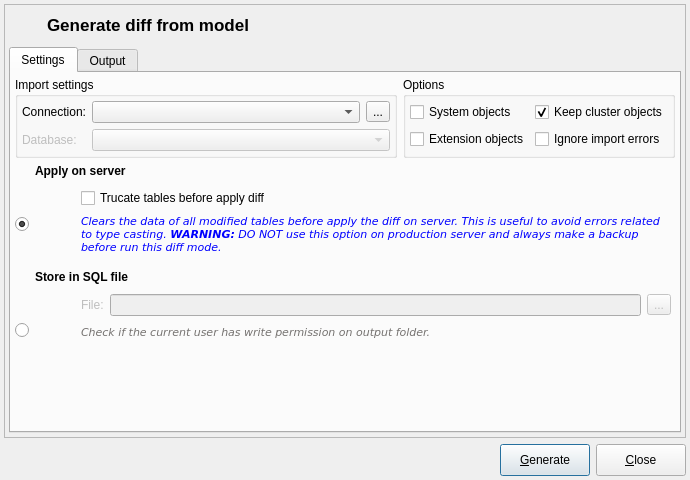
Qt form libpgmodeler_ui/ui/modeldatabasediffform.ui (pgmodeler/pgmodeler) before a commit.
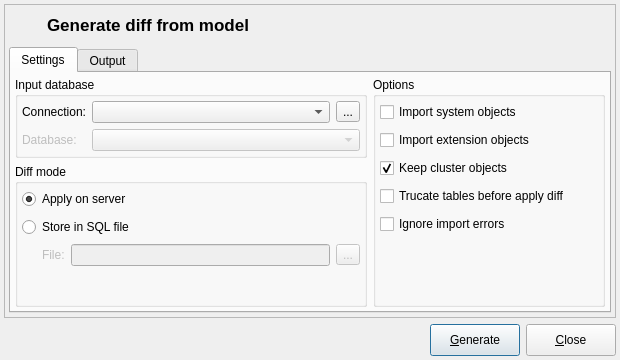
The same form after that commit. Icons and pictures are not drawn.

Commit message: Changed the layout of modeldatabasediffform.ui and added hint text widgets.

```diff
--- a/libpgmodeler_ui/ui/modeldatabasediffform.ui
+++ b/libpgmodeler_ui/ui/modeldatabasediffform.ui
@@ -9,20 +9,20 @@
    <rect>
     <x>0</x>
     <y>0</y>
-    <width>690</width>
-    <height>480</height>
+    <width>620</width>
+    <height>360</height>
    </rect>
   </property>
   <property name="sizePolicy">
-   <sizepolicy hsizetype="Fixed" vsizetype="Fixed">
+   <sizepolicy hsizetype="Preferred" vsizetype="Preferred">
     <horstretch>0</horstretch>
     <verstretch>0</verstretch>
    </sizepolicy>
   </property>
   <property name="minimumSize">
    <size>
-    <width>690</width>
-    <height>480</height>
+    <width>620</width>
+    <height>360</height>
    </size>
   </property>
   <property name="maximumSize">
@@ -138,6 +138,12 @@
       </item>
       <item row="1" column="0">
        <widget class="QTabWidget" name="settings_tbw">
+        <property name="sizePolicy">
+         <sizepolicy hsizetype="Expanding" vsizetype="Expanding">
+          <horstretch>0</horstretch>
+          <verstretch>0</verstretch>
+         </sizepolicy>
+        </property>
         <property name="currentIndex">
          <number>0</number>
         </property>
@@ -145,7 +151,7 @@
          <attribute name="title">
           <string>Settings</string>
          </attribute>
-         <layout class="QGridLayout" name="gridLayout_8">
+         <layout class="QGridLayout" name="gridLayout_2">
           <property name="leftMargin">
            <number>4</number>
           </property>
@@ -158,402 +164,6 @@
           <property name="bottomMargin">
            <number>4</number>
           </property>
-          <item row="1" column="0" colspan="2">
-           <layout class="QGridLayout" name="gridLayout_4">
-            <item row="1" column="1">
-             <widget class="QWidget" name="apply_on_server_wgt" native="true">
-              <property name="enabled">
-               <bool>true</bool>
-              </property>
-              <layout class="QGridLayout" name="gridLayout_2">
-               <property name="leftMargin">
-                <number>4</number>
-               </property>
-               <property name="topMargin">
-                <number>4</number>
-               </property>
-               <property name="rightMargin">
-                <number>4</number>
-               </property>
-               <property name="bottomMargin">
-                <number>4</number>
-               </property>
-               <item row="0" column="0" rowspan="2">
-                <widget class="QLabel" name="modelo_sgbd">
-                 <property name="sizePolicy">
-                  <sizepolicy hsizetype="Fixed" vsizetype="Fixed">
-                   <horstretch>0</horstretch>
-                   <verstretch>0</verstretch>
-                  </sizepolicy>
-                 </property>
-                 <property name="minimumSize">
-                  <size>
-                   <width>36</width>
-                   <height>72</height>
-                  </size>
-                 </property>
-                 <property name="maximumSize">
-                  <size>
-                   <width>36</width>
-                   <height>72</height>
-                  </size>
-                 </property>
-                 <property name="text">
-                  <string/>
-                 </property>
-                 <property name="pixmap">
-                  <pixmap resource="../res/resources.qrc">:/imagens/imagens/diff2db.png</pixmap>
-                 </property>
-                 <property name="scaledContents">
-                  <bool>true</bool>
-                 </property>
-                 <property name="alignment">
-                  <set>Qt::AlignCenter</set>
-                 </property>
-                </widget>
-               </item>
-               <item row="0" column="1">
-                <widget class="QCheckBox" name="trunc_tables_chk">
-                 <property name="sizePolicy">
-                  <sizepolicy hsizetype="Expanding" vsizetype="Fixed">
-                   <horstretch>0</horstretch>
-                   <verstretch>0</verstretch>
-                  </sizepolicy>
-                 </property>
-                 <property name="text">
-                  <string>Trucate tables before apply diff</string>
-                 </property>
-                </widget>
-               </item>
-               <item row="1" column="1">
-                <widget class="QLabel" name="hint1_lbl">
-                 <property name="sizePolicy">
-                  <sizepolicy hsizetype="Preferred" vsizetype="Expanding">
-                   <horstretch>0</horstretch>
-                   <verstretch>0</verstretch>
-                  </sizepolicy>
-                 </property>
-                 <property name="palette">
-                  <palette>
-                   <active>
-                    <colorrole role="WindowText">
-                     <brush brushstyle="SolidPattern">
-                      <color alpha="255">
-                       <red>0</red>
-                       <green>0</green>
-                       <blue>255</blue>
-                      </color>
-                     </brush>
-                    </colorrole>
-                   </active>
-                   <inactive>
-                    <colorrole role="WindowText">
-                     <brush brushstyle="SolidPattern">
-                      <color alpha="255">
-                       <red>0</red>
-                       <green>0</green>
-                       <blue>255</blue>
-                      </color>
-                     </brush>
-                    </colorrole>
-                   </inactive>
-                   <disabled>
-                    <colorrole role="WindowText">
-                     <brush brushstyle="SolidPattern">
-                      <color alpha="255">
-                       <red>117</red>
-                       <green>114</green>
-                       <blue>112</blue>
-                      </color>
-                     </brush>
-                    </colorrole>
-                   </disabled>
-                  </palette>
-                 </property>
-                 <property name="font">
-                  <font>
-                   <family>DejaVu Sans</family>
-                   <pointsize>8</pointsize>
-                   <italic>true</italic>
-                  </font>
-                 </property>
-                 <property name="text">
-                  <string>Clears the data of all modified tables before apply the diff on server. This is useful to avoid errors related to type casting. &lt;strong&gt;WARNING:&lt;/strong&gt; DO NOT use this option on production server and always make a backup before run this diff mode.</string>
-                 </property>
-                 <property name="textFormat">
-                  <enum>Qt::AutoText</enum>
-                 </property>
-                 <property name="alignment">
-                  <set>Qt::AlignLeading|Qt::AlignLeft|Qt::AlignTop</set>
-                 </property>
-                 <property name="wordWrap">
-                  <bool>true</bool>
-                 </property>
-                </widget>
-               </item>
-              </layout>
-             </widget>
-            </item>
-            <item row="0" column="1">
-             <widget class="QLabel" name="export_dbms_lbl">
-              <property name="font">
-               <font>
-                <weight>75</weight>
-                <italic>false</italic>
-                <bold>true</bold>
-               </font>
-              </property>
-              <property name="text">
-               <string>Apply on server</string>
-              </property>
-             </widget>
-            </item>
-            <item row="1" column="0">
-             <widget class="QRadioButton" name="apply_on_server_rb">
-              <property name="enabled">
-               <bool>true</bool>
-              </property>
-              <property name="sizePolicy">
-               <sizepolicy hsizetype="Fixed" vsizetype="Expanding">
-                <horstretch>0</horstretch>
-                <verstretch>0</verstretch>
-               </sizepolicy>
-              </property>
-              <property name="text">
-               <string/>
-              </property>
-              <property name="checked">
-               <bool>true</bool>
-              </property>
-             </widget>
-            </item>
-           </layout>
-          </item>
-          <item row="2" column="0" colspan="2">
-           <layout class="QGridLayout" name="gridLayout_5">
-            <item row="0" column="1">
-             <widget class="QLabel" name="export_to_file_lbl">
-              <property name="font">
-               <font>
-                <weight>75</weight>
-                <bold>true</bold>
-               </font>
-              </property>
-              <property name="text">
-               <string>Store in SQL file</string>
-              </property>
-             </widget>
-            </item>
-            <item row="1" column="0">
-             <widget class="QRadioButton" name="store_in_file_rb">
-              <property name="sizePolicy">
-               <sizepolicy hsizetype="Fixed" vsizetype="Expanding">
-                <horstretch>0</horstretch>
-                <verstretch>0</verstretch>
-               </sizepolicy>
-              </property>
-              <property name="text">
-               <string/>
-              </property>
-              <property name="checked">
-               <bool>false</bool>
-              </property>
-             </widget>
-            </item>
-            <item row="1" column="1">
-             <widget class="QWidget" name="store_in_file_wgt" native="true">
-              <property name="enabled">
-               <bool>false</bool>
-              </property>
-              <layout class="QGridLayout" name="gridLayout">
-               <property name="leftMargin">
-                <number>4</number>
-               </property>
-               <property name="topMargin">
-                <number>4</number>
-               </property>
-               <property name="rightMargin">
-                <number>4</number>
-               </property>
-               <property name="bottomMargin">
-                <number>4</number>
-               </property>
-               <item row="0" column="2">
-                <widget class="QLineEdit" name="file_edt">
-                 <property name="enabled">
-                  <bool>false</bool>
-                 </property>
-                 <property name="dragEnabled">
-                  <bool>false</bool>
-                 </property>
-                 <property name="readOnly">
-                  <bool>true</bool>
-                 </property>
-                </widget>
-               </item>
-               <item row="0" column="0" rowspan="3">
-                <widget class="QLabel" name="model_sql_lbl">
-                 <property name="enabled">
-                  <bool>false</bool>
-                 </property>
-                 <property name="sizePolicy">
-                  <sizepolicy hsizetype="Fixed" vsizetype="Fixed">
-                   <horstretch>0</horstretch>
-                   <verstretch>0</verstretch>
-                  </sizepolicy>
-                 </property>
-                 <property name="minimumSize">
-                  <size>
-                   <width>36</width>
-                   <height>72</height>
-                  </size>
-                 </property>
-                 <property name="maximumSize">
-                  <size>
-                   <width>36</width>
-                   <height>72</height>
-                  </size>
-                 </property>
-                 <property name="text">
-                  <string/>
-                 </property>
-                 <property name="pixmap">
-                  <pixmap resource="../res/resources.qrc">:/imagens/imagens/diff2sql.png</pixmap>
-                 </property>
-                 <property name="scaledContents">
-                  <bool>true</bool>
-                 </property>
-                </widget>
-               </item>
-               <item row="1" column="1" colspan="3">
-                <widget class="QLabel" name="hint_lbl">
-                 <property name="enabled">
-                  <bool>false</bool>
-                 </property>
-                 <property name="palette">
-                  <palette>
-                   <active>
-                    <colorrole role="WindowText">
-                     <brush brushstyle="SolidPattern">
-                      <color alpha="255">
-                       <red>0</red>
-                       <green>0</green>
-                       <blue>255</blue>
-                      </color>
-                     </brush>
-                    </colorrole>
-                   </active>
-                   <inactive>
-                    <colorrole role="WindowText">
-                     <brush brushstyle="SolidPattern">
-                      <color alpha="255">
-                       <red>0</red>
-                       <green>0</green>
-                       <blue>255</blue>
-                      </color>
-                     </brush>
-                    </colorrole>
-                   </inactive>
-                   <disabled>
-                    <colorrole role="WindowText">
-                     <brush brushstyle="SolidPattern">
-                      <color alpha="255">
-                       <red>117</red>
-                       <green>114</green>
-                       <blue>112</blue>
-                      </color>
-                     </brush>
-                    </colorrole>
-                   </disabled>
-                  </palette>
-                 </property>
-                 <property name="font">
-                  <font>
-                   <family>DejaVu Sans</family>
-                   <pointsize>8</pointsize>
-                   <italic>true</italic>
-                  </font>
-                 </property>
-                 <property name="text">
-                  <string>Check if the current user has write permission on output folder.</string>
-                 </property>
-                 <property name="textFormat">
-                  <enum>Qt::PlainText</enum>
-                 </property>
-                 <property name="wordWrap">
-                  <bool>true</bool>
-                 </property>
-                </widget>
-               </item>
-               <item row="0" column="1">
-                <widget class="QLabel" name="file_lbl">
-                 <property name="enabled">
-                  <bool>false</bool>
-                 </property>
-                 <property name="sizePolicy">
-                  <sizepolicy hsizetype="Preferred" vsizetype="Fixed">
-                   <horstretch>0</horstretch>
-                   <verstretch>0</verstretch>
-                  </sizepolicy>
-                 </property>
-                 <property name="minimumSize">
-                  <size>
-                   <width>0</width>
-                   <height>0</height>
-                  </size>
-                 </property>
-                 <property name="text">
-                  <string>File:</string>
-                 </property>
-                </widget>
-               </item>
-               <item row="0" column="3">
-                <widget class="QToolButton" name="select_file_tb">
-                 <property name="enabled">
-                  <bool>false</bool>
-                 </property>
-                 <property name="minimumSize">
-                  <size>
-                   <width>0</width>
-                   <height>0</height>
-                  </size>
-                 </property>
-                 <property name="toolTip">
-                  <string>Select target file</string>
-                 </property>
-                 <property name="text">
-                  <string>...</string>
-                 </property>
-                 <property name="icon">
-                  <iconset resource="../res/resources.qrc">
-                   <normaloff>:/icones/icones/abrir.png</normaloff>:/icones/icones/abrir.png</iconset>
-                 </property>
-                 <property name="iconSize">
-                  <size>
-                   <width>22</width>
-                   <height>22</height>
-                  </size>
-                 </property>
-                </widget>
-               </item>
-              </layout>
-             </widget>
-            </item>
-           </layout>
-          </item>
-          <item row="3" column="0">
-           <spacer name="verticalSpacer">
-            <property name="orientation">
-             <enum>Qt::Vertical</enum>
-            </property>
-            <property name="sizeHint" stdset="0">
-             <size>
-              <width>20</width>
-              <height>40</height>
-             </size>
-            </property>
-           </spacer>
-          </item>
           <item row="0" column="0">
            <widget class="QGroupBox" name="groupBox">
             <property name="sizePolicy">
@@ -569,7 +179,7 @@
              </size>
             </property>
             <property name="title">
-             <string>Import settings</string>
+             <string>Input database</string>
             </property>
             <layout class="QGridLayout" name="gridLayout_11">
              <property name="leftMargin">
@@ -666,10 +276,10 @@
             </layout>
            </widget>
           </item>
-          <item row="0" column="1">
+          <item row="0" column="1" rowspan="2">
            <widget class="QGroupBox" name="groupBox_2">
             <property name="sizePolicy">
-             <sizepolicy hsizetype="Minimum" vsizetype="Preferred">
+             <sizepolicy hsizetype="Fixed" vsizetype="Preferred">
               <horstretch>0</horstretch>
               <verstretch>0</verstretch>
              </sizepolicy>
@@ -677,7 +287,7 @@
             <property name="title">
              <string>Options</string>
             </property>
-            <layout class="QGridLayout" name="gridLayout_7">
+            <layout class="QVBoxLayout" name="verticalLayout_2">
              <property name="leftMargin">
               <number>4</number>
              </property>
@@ -690,66 +300,499 @@
              <property name="bottomMargin">
               <number>4</number>
              </property>
-             <item row="0" column="0">
-              <widget class="QCheckBox" name="import_sys_objs_chk">
-               <property name="sizePolicy">
-                <sizepolicy hsizetype="Preferred" vsizetype="Fixed">
-                 <horstretch>0</horstretch>
-                 <verstretch>0</verstretch>
-                </sizepolicy>
+             <item>
+              <layout class="QHBoxLayout" name="horizontalLayout_11">
+               <item>
+                <widget class="QCheckBox" name="import_sys_objs_chk">
+                 <property name="sizePolicy">
+                  <sizepolicy hsizetype="Preferred" vsizetype="Fixed">
+                   <horstretch>0</horstretch>
+                   <verstretch>0</verstretch>
+                  </sizepolicy>
+                 </property>
+                 <property name="toolTip">
+                  <string/>
+                 </property>
+                 <property name="statusTip">
+                  <string>Import system (built in) objects. Use this if the import step is returning errors.</string>
+                 </property>
+                 <property name="text">
+                  <string>Import system objects</string>
+                 </property>
+                </widget>
+               </item>
+               <item>
+                <widget class="QWidget" name="import_sys_objs_hint" native="true">
+                 <property name="sizePolicy">
+                  <sizepolicy hsizetype="Fixed" vsizetype="Fixed">
+                   <horstretch>0</horstretch>
+                   <verstretch>0</verstretch>
+                  </sizepolicy>
+                 </property>
+                 <property name="minimumSize">
+                  <size>
+                   <width>22</width>
+                   <height>22</height>
+                  </size>
+                 </property>
+                 <property name="maximumSize">
+                  <size>
+                   <width>22</width>
+                   <height>22</height>
+                  </size>
+                 </property>
+                </widget>
+               </item>
+              </layout>
+             </item>
+             <item>
+              <layout class="QHBoxLayout" name="horizontalLayout_9">
+               <item>
+                <widget class="QCheckBox" name="import_ext_objs_chk">
+                 <property name="sizePolicy">
+                  <sizepolicy hsizetype="Preferred" vsizetype="Fixed">
+                   <horstretch>0</horstretch>
+                   <verstretch>0</verstretch>
+                  </sizepolicy>
+                 </property>
+                 <property name="toolTip">
+                  <string/>
+                 </property>
+                 <property name="statusTip">
+                  <string>Import extension objects. Use this if the import step is returning errors even importing built in ones.</string>
+                 </property>
+                 <property name="text">
+                  <string>Import extension objects</string>
+                 </property>
+                </widget>
+               </item>
+               <item>
+                <widget class="QWidget" name="import_ext_objs_hint" native="true">
+                 <property name="sizePolicy">
+                  <sizepolicy hsizetype="Fixed" vsizetype="Fixed">
+                   <horstretch>0</horstretch>
+                   <verstretch>0</verstretch>
+                  </sizepolicy>
+                 </property>
+                 <property name="minimumSize">
+                  <size>
+                   <width>22</width>
+                   <height>22</height>
+                  </size>
+                 </property>
+                 <property name="maximumSize">
+                  <size>
+                   <width>22</width>
+                   <height>22</height>
+                  </size>
+                 </property>
+                </widget>
+               </item>
+              </layout>
+             </item>
+             <item>
+              <layout class="QHBoxLayout" name="horizontalLayout_12">
+               <item>
+                <widget class="QCheckBox" name="keep_cluster_objs_chk">
+                 <property name="toolTip">
+                  <string/>
+                 </property>
+                 <property name="statusTip">
+                  <string>Database cluster level objects like roles and tablespaces will not be dropped.</string>
+                 </property>
+                 <property name="text">
+                  <string>Keep cluster objects</string>
+                 </property>
+                 <property name="checked">
+                  <bool>true</bool>
+                 </property>
+                </widget>
+               </item>
+               <item>
+                <widget class="QWidget" name="keep_cluster_objs_hint" native="true">
+                 <property name="sizePolicy">
+                  <sizepolicy hsizetype="Fixed" vsizetype="Fixed">
+                   <horstretch>0</horstretch>
+                   <verstretch>0</verstretch>
+                  </sizepolicy>
+                 </property>
+                 <property name="minimumSize">
+                  <size>
+                   <width>22</width>
+                   <height>22</height>
+                  </size>
+                 </property>
+                 <property name="maximumSize">
+                  <size>
+                   <width>22</width>
+                   <height>22</height>
+                  </size>
+                 </property>
+                </widget>
+               </item>
+              </layout>
+             </item>
+             <item>
+              <layout class="QHBoxLayout" name="horizontalLayout_14">
+               <item>
+                <widget class="QCheckBox" name="trunc_tables_chk">
+                 <property name="sizePolicy">
+                  <sizepolicy hsizetype="Expanding" vsizetype="Fixed">
+                   <horstretch>0</horstretch>
+                   <verstretch>0</verstretch>
+                  </sizepolicy>
+                 </property>
+                 <property name="statusTip">
+                  <string>Clears the data of all modified tables before apply a change. This is useful to avoid errors related to type casting. &lt;strong&gt;WARNING:&lt;/strong&gt; DO NOT use this option on production server and always make a backup before use this options.</string>
+                 </property>
+                 <property name="text">
+                  <string>Trucate tables before apply diff</string>
+                 </property>
+                </widget>
+               </item>
+               <item>
+                <widget class="QWidget" name="trunc_tables_hint" native="true">
+                 <property name="sizePolicy">
+                  <sizepolicy hsizetype="Fixed" vsizetype="Fixed">
+                   <horstretch>0</horstretch>
+                   <verstretch>0</verstretch>
+                  </sizepolicy>
+                 </property>
+                 <property name="minimumSize">
+                  <size>
+                   <width>22</width>
+                   <height>22</height>
+                  </size>
+                 </property>
+                 <property name="maximumSize">
+                  <size>
+                   <width>22</width>
+                   <height>22</height>
+                  </size>
+                 </property>
+                </widget>
+               </item>
+              </layout>
+             </item>
+             <item>
+              <layout class="QHBoxLayout" name="horizontalLayout_13">
+               <item>
+                <widget class="QCheckBox" name="ignore_errors_chk">
+                 <property name="sizePolicy">
+                  <sizepolicy hsizetype="Minimum" vsizetype="Fixed">
+                   <horstretch>0</horstretch>
+                   <verstretch>0</verstretch>
+                  </sizepolicy>
+                 </property>
+                 <property name="toolTip">
+                  <string/>
+                 </property>
+                 <property name="statusTip">
+                  <string>Ignores as many as possible errors on import step. This option generates a incomplete diff.</string>
+                 </property>
+                 <property name="text">
+                  <string>Ignore import errors</string>
+                 </property>
+                </widget>
+               </item>
+               <item>
+                <widget class="QWidget" name="ignore_errors_hint" native="true">
+                 <property name="sizePolicy">
+                  <sizepolicy hsizetype="Fixed" vsizetype="Fixed">
+                   <horstretch>0</horstretch>
+                   <verstretch>0</verstretch>
+                  </sizepolicy>
+                 </property>
+                 <property name="minimumSize">
+                  <size>
+                   <width>22</width>
+                   <height>22</height>
+                  </size>
+                 </property>
+                 <property name="maximumSize">
+                  <size>
+                   <width>22</width>
+                   <height>22</height>
+                  </size>
+                 </property>
+                </widget>
+               </item>
+              </layout>
+             </item>
+             <item>
+              <spacer name="verticalSpacer">
+               <property name="orientation">
+                <enum>Qt::Vertical</enum>
                </property>
-               <property name="toolTip">
-                <string>Import system (built in) objects. Use this if the import step is returning errors.</string>
+               <property name="sizeHint" stdset="0">
+                <size>
+                 <width>20</width>
+                 <height>40</height>
+                </size>
                </property>
-               <property name="text">
-                <string>System objects</string>
-               </property>
-              </widget>
+              </spacer>
              </item>
-             <item row="1" column="0">
-              <widget class="QCheckBox" name="import_ext_objs_chk">
+            </layout>
+           </widget>
+          </item>
+          <item row="1" column="0">
+           <widget class="QGroupBox" name="groupBox_3">
+            <property name="sizePolicy">
+             <sizepolicy hsizetype="Expanding" vsizetype="Preferred">
+              <horstretch>0</horstretch>
+              <verstretch>0</verstretch>
+             </sizepolicy>
+            </property>
+            <property name="title">
+             <string>Diff mode</string>
+            </property>
+            <layout class="QVBoxLayout" name="verticalLayout">
+             <property name="leftMargin">
+              <number>4</number>
+             </property>
+             <property name="topMargin">
+              <number>4</number>
+             </property>
+             <property name="rightMargin">
+              <number>4</number>
+             </property>
+             <property name="bottomMargin">
+              <number>4</number>
+             </property>
+             <item>
+              <layout class="QHBoxLayout" name="horizontalLayout_8">
+               <item>
+                <widget class="QRadioButton" name="apply_on_server_rb">
+                 <property name="enabled">
+                  <bool>true</bool>
+                 </property>
+                 <property name="sizePolicy">
+                  <sizepolicy hsizetype="Fixed" vsizetype="Fixed">
+                   <horstretch>0</horstretch>
+                   <verstretch>0</verstretch>
+                  </sizepolicy>
+                 </property>
+                 <property name="minimumSize">
+                  <size>
+                   <width>125</width>
+                   <height>0</height>
+                  </size>
+                 </property>
+                 <property name="statusTip">
+                  <string>Compares the model and the input database generating a diff and applying it directly to the latter. &lt;strong&gt;WARNING:&lt;/strong&gt; this mode causes irreversible changes on the database and in case of failure the original structure is not restored, so make sure to have a backup before proceed.</string>
+                 </property>
+                 <property name="text">
+                  <string>Apply on server</string>
+                 </property>
+                 <property name="checked">
+                  <bool>true</bool>
+                 </property>
+                </widget>
+               </item>
+               <item>
+                <widget class="QWidget" name="apply_on_server_hint" native="true">
+                 <property name="sizePolicy">
+                  <sizepolicy hsizetype="Fixed" vsizetype="Fixed">
+                   <horstretch>0</horstretch>
+                   <verstretch>0</verstretch>
+                  </sizepolicy>
+                 </property>
+                 <property name="minimumSize">
+                  <size>
+                   <width>22</width>
+                   <height>22</height>
+                  </size>
+                 </property>
+                 <property name="maximumSize">
+                  <size>
+                   <width>22</width>
+                   <height>22</height>
+                  </size>
+                 </property>
+                </widget>
+               </item>
+               <item>
+                <spacer name="horizontalSpacer_3">
+                 <property name="orientation">
+                  <enum>Qt::Horizontal</enum>
+                 </property>
+                 <property name="sizeHint" stdset="0">
+                  <size>
+                   <width>40</width>
+                   <height>20</height>
+                  </size>
+                 </property>
+                </spacer>
+               </item>
+              </layout>
+             </item>
+             <item>
+              <layout class="QHBoxLayout" name="horizontalLayout_7">
+               <item>
+                <widget class="QRadioButton" name="store_in_file_rb">
+                 <property name="sizePolicy">
+                  <sizepolicy hsizetype="Fixed" vsizetype="Fixed">
+                   <horstretch>0</horstretch>
+                   <verstretch>0</verstretch>
+                  </sizepolicy>
+                 </property>
+                 <property name="minimumSize">
+                  <size>
+                   <width>125</width>
+                   <height>0</height>
+                  </size>
+                 </property>
+                 <property name="statusTip">
+                  <string>Compares the model and the input database storing the diff in a SQL file for later usage.</string>
+                 </property>
+                 <property name="text">
+                  <string>Store in SQL file</string>
+                 </property>
+                 <property name="checked">
+                  <bool>false</bool>
+                 </property>
+                </widget>
+               </item>
+               <item>
+                <widget class="QWidget" name="store_in_file_hint" native="true">
+                 <property name="sizePolicy">
+                  <sizepolicy hsizetype="Fixed" vsizetype="Fixed">
+                   <horstretch>0</horstretch>
+                   <verstretch>0</verstretch>
+                  </sizepolicy>
+                 </property>
+                 <property name="minimumSize">
+                  <size>
+                   <width>22</width>
+                   <height>22</height>
+                  </size>
+                 </property>
+                 <property name="maximumSize">
+                  <size>
+                   <width>22</width>
+                   <height>22</height>
+                  </size>
+                 </property>
+                </widget>
+               </item>
+               <item>
+                <spacer name="horizontalSpacer_2">
+                 <property name="orientation">
+                  <enum>Qt::Horizontal</enum>
+                 </property>
+                 <property name="sizeHint" stdset="0">
+                  <size>
+                   <width>40</width>
+                   <height>20</height>
+                  </size>
+                 </property>
+                </spacer>
+               </item>
+              </layout>
+             </item>
+             <item>
+              <widget class="QWidget" name="store_in_file_wgt" native="true">
+               <property name="enabled">
+                <bool>false</bool>
+               </property>
                <property name="sizePolicy">
                 <sizepolicy hsizetype="Preferred" vsizetype="Fixed">
                  <horstretch>0</horstretch>
                  <verstretch>0</verstretch>
                 </sizepolicy>
                </property>
-               <property name="toolTip">
-                <string>Import extension objects. Use this if the import step is returning errors even importing built in ones.</string>
-               </property>
-               <property name="text">
-                <string>Extension objects</string>
-               </property>
+               <layout class="QGridLayout" name="gridLayout">
+                <property name="leftMargin">
+                 <number>20</number>
+                </property>
+                <property name="topMargin">
+                 <number>0</number>
+                </property>
+                <property name="rightMargin">
+                 <number>0</number>
+                </property>
+                <property name="bottomMargin">
+                 <number>0</number>
+                </property>
+                <item row="0" column="0">
+                 <widget class="QLabel" name="file_lbl">
+                  <property name="enabled">
+                   <bool>false</bool>
+                  </property>
+                  <property name="sizePolicy">
+                   <sizepolicy hsizetype="Preferred" vsizetype="Fixed">
+                    <horstretch>0</horstretch>
+                    <verstretch>0</verstretch>
+                   </sizepolicy>
+                  </property>
+                  <property name="minimumSize">
+                   <size>
+                    <width>0</width>
+                    <height>0</height>
+                   </size>
+                  </property>
+                  <property name="text">
+                   <string>File:</string>
+                  </property>
+                 </widget>
+                </item>
+                <item row="0" column="2">
+                 <widget class="QToolButton" name="select_file_tb">
+                  <property name="enabled">
+                   <bool>false</bool>
+                  </property>
+                  <property name="minimumSize">
+                   <size>
+                    <width>0</width>
+                    <height>0</height>
+                   </size>
+                  </property>
+                  <property name="toolTip">
+                   <string>Select target file</string>
+                  </property>
+                  <property name="text">
+                   <string>...</string>
+                  </property>
+                  <property name="icon">
+                   <iconset resource="../res/resources.qrc">
+                    <normaloff>:/icones/icones/abrir.png</normaloff>:/icones/icones/abrir.png</iconset>
+                  </property>
+                  <property name="iconSize">
+                   <size>
+                    <width>22</width>
+                    <height>22</height>
+                   </size>
+                  </property>
+                 </widget>
+                </item>
+                <item row="0" column="1">
+                 <widget class="QLineEdit" name="file_edt">
+                  <property name="enabled">
+                   <bool>false</bool>
+                  </property>
+                  <property name="dragEnabled">
+                   <bool>false</bool>
+                  </property>
+                  <property name="readOnly">
+                   <bool>true</bool>
+                  </property>
+                 </widget>
+                </item>
+               </layout>
               </widget>
              </item>
-             <item row="0" column="1">
-              <widget class="QCheckBox" name="keep_cluster_objs_chk">
-               <property name="toolTip">
-                <string>Database cluster level objects like roles and tablespaces will not be dropped.</string>
+             <item>
+              <spacer name="verticalSpacer_2">
+               <property name="orientation">
+                <enum>Qt::Vertical</enum>
                </property>
-               <property name="text">
-                <string>Keep cluster objects</string>
+               <property name="sizeHint" stdset="0">
+                <size>
+                 <width>20</width>
+                 <height>40</height>
+                </size>
                </property>
-               <property name="checked">
-                <bool>true</bool>
-               </property>
-              </widget>
-             </item>
-             <item row="1" column="1">
-              <widget class="QCheckBox" name="ignore_errors_chk">
-               <property name="sizePolicy">
-                <sizepolicy hsizetype="Minimum" vsizetype="Fixed">
-                 <horstretch>0</horstretch>
-                 <verstretch>0</verstretch>
-                </sizepolicy>
-               </property>
-               <property name="toolTip">
-                <string>Ignores as many as possible errors on import step. This option generates a incomplete diff.</string>
-               </property>
-               <property name="text">
-                <string>Ignore import errors</string>
-               </property>
-              </widget>
+              </spacer>
              </item>
             </layout>
            </widget>
@@ -952,6 +995,12 @@
           </item>
           <item row="1" column="0" colspan="4">
            <widget class="QTreeWidget" name="output_trw">
+            <property name="sizePolicy">
+             <sizepolicy hsizetype="Expanding" vsizetype="Expanding">
+              <horstretch>0</horstretch>
+              <verstretch>0</verstretch>
+             </sizepolicy>
+            </property>
             <property name="alternatingRowColors">
              <bool>true</bool>
             </property>
@@ -991,7 +1040,7 @@
             <property name="minimumSize">
              <size>
               <width>0</width>
-              <height>110</height>
+              <height>0</height>
              </size>
             </property>
             <layout class="QGridLayout" name="gridLayout_3">
```
Left out of the diff: 2 changed lines with no effect on the pictures. The commit also changes 4 other files.
